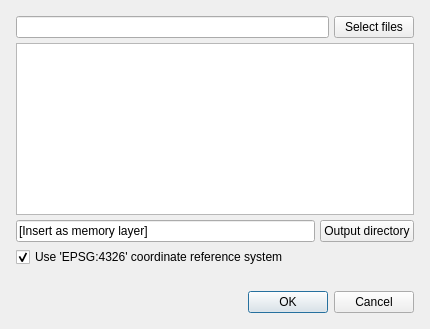
SGroe/gpx-segment-importer, file gpx_segment_importer_dialog_base.ui: the form before one commit.
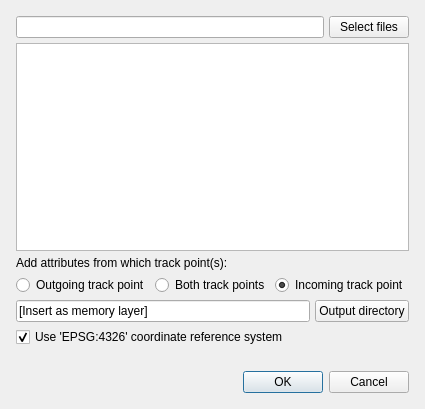
The form after the commit.

Commit message:
Add advanced option to read attributes
Add option to read attributes from outgoing/incoming/both track points

What changed in the file:
```diff
--- a/gpx_segment_importer_dialog_base.ui
+++ b/gpx_segment_importer_dialog_base.ui
@@ -6,8 +6,8 @@
    <rect>
     <x>0</x>
     <y>0</y>
-    <width>430</width>
-    <height>329</height>
+    <width>418</width>
+    <height>409</height>
    </rect>
   </property>
   <property name="windowTitle">
@@ -15,7 +15,7 @@
   </property>
   <layout class="QVBoxLayout" name="verticalLayout_2">
    <item>
-    <layout class="QVBoxLayout" name="verticalLayout" stretch="0,0,0,0,0,0">
+    <layout class="QVBoxLayout" name="verticalLayout" stretch="0,0,0,0,0,0,0,0">
      <property name="spacing">
       <number>5</number>
      </property>
@@ -49,6 +49,44 @@
      <item>
       <widget class="QTableView" name="tableAttributes"/>
      </item>
+     <item>
+      <widget class="QLabel" name="label">
+       <property name="text">
+        <string>Add attributes from which track point(s):</string>
+       </property>
+      </widget>
+     </item>
+     <item>
+      <layout class="QHBoxLayout" name="horizontalLayout_4">
+       <item>
+        <widget class="QRadioButton" name="radioButtonFirst">
+         <property name="text">
+          <string>Outgoing track point</string>
+         </property>
+        </widget>
+       </item>
+       <item>
+        <widget class="QRadioButton" name="radioButtonBoth">
+         <property name="text">
+          <string>Both track points</string>
+         </property>
+         <property name="checked">
+          <bool>false</bool>
+         </property>
+        </widget>
+       </item>
+       <item>
+        <widget class="QRadioButton" name="radioButtonLast">
+         <property name="text">
+          <string>Incoming track point</string>
+         </property>
+         <property name="checked">
+          <bool>true</bool>
+         </property>
+        </widget>
+       </item>
+      </layout>
+     </item>
      <item>
       <layout class="QHBoxLayout" name="horizontalLayout_2">
        <item>
@@ -74,8 +112,6 @@
       </layout>
      </item>
      <item>
-      <layout class="QHBoxLayout" name="horizontalLayout_3">
-       <item>
         <widget class="QCheckBox" name="chkUseWgs84">
          <property name="text">
           <string>Use 'EPSG:4326' coordinate reference system</string>
@@ -87,8 +123,6 @@
           <bool>false</bool>
          </property>
         </widget>
-       </item>
-      </layout>
      </item>
      <item>
       <widget class="QLabel" name="lblFeedback">
```
Lines whose indentation alone changed are shown as unchanged. The commit also changes 3 other files.
